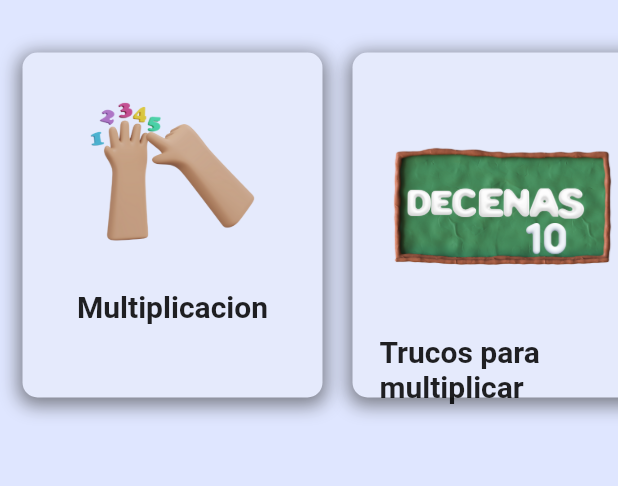
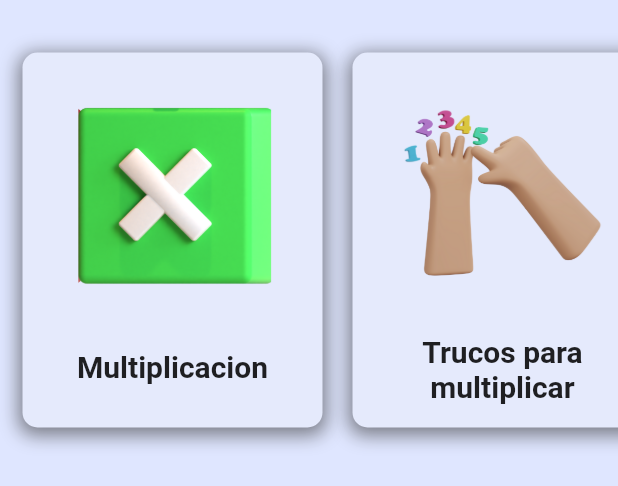
Before and after one commit to eliaspozuelos/AppAprendizaje, a Flutter app: the PreviewWidget3 widget shown alone on an empty page, opened directly, on a phone screen of 412 x 824 dp. Shown: the top 486 px of the screen. Run offline on Flutter 3.47's test engine with Material 2 defaults, Android fonts, the phone set to English and light mode, and no system bars; our stand-ins replace animated_splash_screen, video_player.

Commit message:
agregando imagenes

```diff
--- a/aprendizaje/lib/Widgets/PreviewWidget3.dart
+++ b/aprendizaje/lib/Widgets/PreviewWidget3.dart
@@ -31,7 +31,7 @@ class PreviewWidget3 extends StatelessWidget {
                 },
                 child: Container(
                   width: 200,
-                  height: 230,
+                  height: 250,
                   padding: EdgeInsets.all(8),
                   decoration: BoxDecoration(
                     color: Color(
@@ -52,8 +52,8 @@ class PreviewWidget3 extends StatelessWidget {
                       children: [
                         Container(
                           child: Image.asset(
-                            "assets/contando.png",
-                            height: 150,
+                            "assets/5.png",
+                            height: 190,
                           ),
                         ),
                         Text(
@@ -83,7 +83,7 @@ class PreviewWidget3 extends StatelessWidget {
                 },
                 child: Container(
                   width: 200,
-                  height: 230,
+                  height: 250,
                   padding: EdgeInsets.all(8),
                   decoration: BoxDecoration(
                     color:
@@ -104,7 +104,7 @@ class PreviewWidget3 extends StatelessWidget {
                       children: [
                         Container(
                           child: Image.asset(
-                            "assets/decenas.png",
+                            "assets/contando.png",
                             height: 180,
                           ),
                         ),
@@ -112,7 +112,9 @@ class PreviewWidget3 extends StatelessWidget {
                           "Trucos para multiplicar",
                           style: TextStyle(
                               fontSize: 20, fontWeight: FontWeight.bold),
-                        )
+                              textAlign: TextAlign.center,
+                        ),
+
                       ],
                     ),
                   ),
@@ -134,7 +136,7 @@ class PreviewWidget3 extends StatelessWidget {
                 },
                 child: Container(
                   width: 200,
-                  height: 230,
+                  height: 250,
                   padding: EdgeInsets.all(8),
                   decoration: BoxDecoration(
                     color:
@@ -155,7 +157,7 @@ class PreviewWidget3 extends StatelessWidget {
                       children: [
                         Container(
                           child: Image.asset(
-                            "assets/centenas.png",
+                            "assets/divisiones.png",
                             height: 180,
                           ),
                         ),
@@ -185,7 +187,7 @@ class PreviewWidget3 extends StatelessWidget {
                 },
                 child: Container(
                   width: 200,
-                  height: 230,
+                  height: 250,
                   padding: EdgeInsets.all(8),
                   decoration: BoxDecoration(
                     color:
@@ -206,7 +208,7 @@ class PreviewWidget3 extends StatelessWidget {
                       children: [
                         Container(
                           child: Image.asset(
-                            "assets/decenas.png",
+                            "assets/repasoDiv.png",
                             height: 180,
                           ),
                         ),
@@ -214,6 +216,7 @@ class PreviewWidget3 extends StatelessWidget {
                           "Repaso de las diviones",
                           style: TextStyle(
                               fontSize: 20, fontWeight: FontWeight.bold),
+                              textAlign: TextAlign.center,
                         )
                       ],
                     ),
--- a/aprendizaje/lib/tema2/ObDiferent.dart
+++ b/aprendizaje/lib/tema2/ObDiferent.dart
@@ -1,5 +1,5 @@
 import 'package:aprendizaje/Tema2/Prueba1.dart';
-// import 'package:aprendizaje/tema2/Prueba4.dart';
+//import 'package:aprendizaje/tema2/Prueba4.dart';
 import 'package:flutter/material.dart';
 import 'package:video_player/video_player.dart';
 
--- a/aprendizaje/pubspec.yaml
+++ b/aprendizaje/pubspec.yaml
@@ -111,6 +111,9 @@ flutter:
     - assets/respuestas/Ejer4-2.jpg
     - assets/respuestas/Ejer4-3..jpg
     - assets/ProfilePhotos/ProfilePhoto.png
+    - assets/repasoDiv.png
+    - assets/divisiones.png
+
   # To add assets to your application, add an assets section, like this:
 
   #   - images/a_dot_burr.jpeg
```
Also changed, not shown: aprendizaje/lib/Widgets/ViewMat2.dart (+13 -11 lines), aprendizaje/assets/divisiones.png (added), aprendizaje/assets/repasoDiv.png (added).
